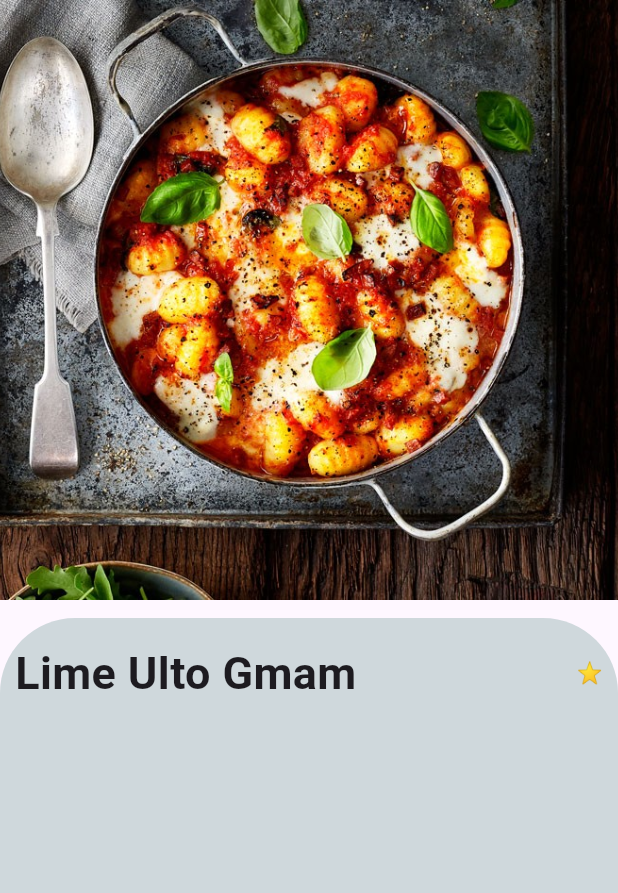
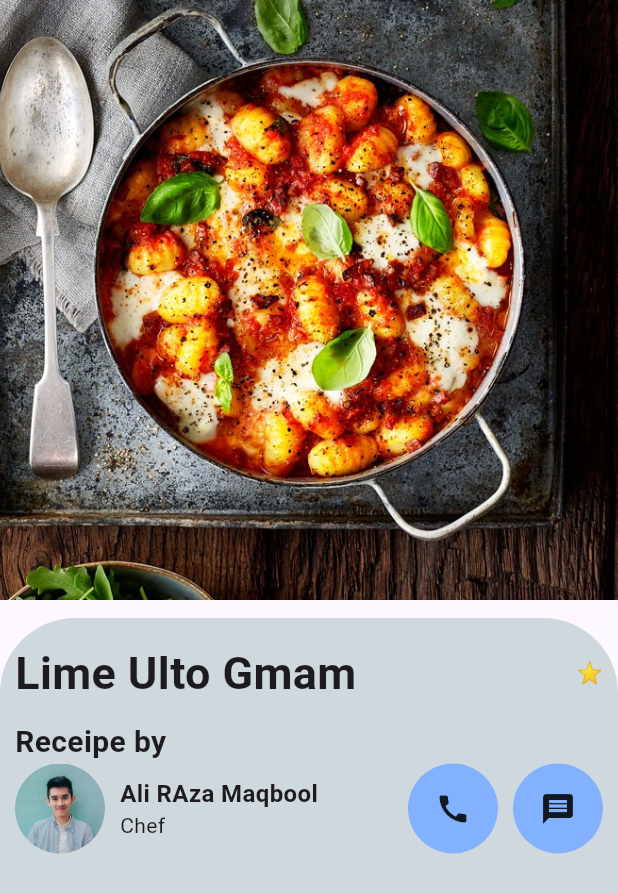
Before and after one commit to aliraza055/Smart-Chef, a Flutter app: the screen it shows after launch, on a phone screen of 412 x 824 dp. Shown: the top 893 px of the screen. Run offline on Flutter 3.47's test engine with Material 3 defaults, Android fonts, the phone set to English and light mode, and no system bars; our stand-ins replace cloud_firestore, dotted_border, firebase_auth, firebase_core, fluttertoast, image_picker and 2 more; missing offline and left inert: dart:ffi; accounts and stored records are empty.

Commit message:
create developer info

```diff
--- a/lib/Pages/deital_page.dart
+++ b/lib/Pages/deital_page.dart
@@ -32,6 +32,8 @@ class _DeitalPageState extends State<DeitalPage> {
               color: Colors.blueGrey.shade100,
             ),
             child: Column(
+              mainAxisAlignment: MainAxisAlignment.start,
+              crossAxisAlignment: CrossAxisAlignment.start,
               children: [
                 Row(
                   mainAxisAlignment: MainAxisAlignment.spaceBetween,
@@ -46,6 +48,66 @@ class _DeitalPageState extends State<DeitalPage> {
                     Text('⭐'),
                   ],
                 ),
+                SizedBox(height: 10),
+                Text(
+                  'Receipe by',
+                  style: TextStyle(fontSize: 20, fontWeight: FontWeight.bold),
+                ),
+                Row(
+                  mainAxisAlignment: MainAxisAlignment.spaceBetween,
+                  children: [
+                    Row(
+                      children: [
+                        ClipOval(
+                          child: Image.asset(
+                            'images/boy.jpg',
+                            height: 60,
+                            width: 60,
+                            fit: BoxFit.cover,
+                          ),
+                        ),
+                        SizedBox(width: 10),
+                        Column(
+                          mainAxisAlignment: MainAxisAlignment.start,
+                          crossAxisAlignment: CrossAxisAlignment.start,
+                          children: [
+                            Text(
+                              'Ali RAza Maqbool',
+                              style: TextStyle(
+                                fontWeight: FontWeight.bold,
+                                fontSize: 16,
+                              ),
+                            ),
+                            Text('Chef'),
+                          ],
+                        ),
+                      ],
+                    ),
+                    Row(
+                      children: [
+                        Container(
+                          height: 60,
+                          width: 60,
+                          decoration: BoxDecoration(
+                            shape: BoxShape.circle,
+                            color: Colors.blueAccent.shade100,
+                          ),
+                          child: Icon(Icons.call),
+                        ),
+                        Container(
+                          margin: EdgeInsets.only(left: 10),
+                          height: 60,
+                          width: 60,
+                          decoration: BoxDecoration(
+                            shape: BoxShape.circle,
+                            color: Colors.blueAccent.shade100,
+                          ),
+                          child: Icon(Icons.message),
+                        ),
+                      ],
+                    ),
+                  ],
+                ),
               ],
             ),
           ),
```
